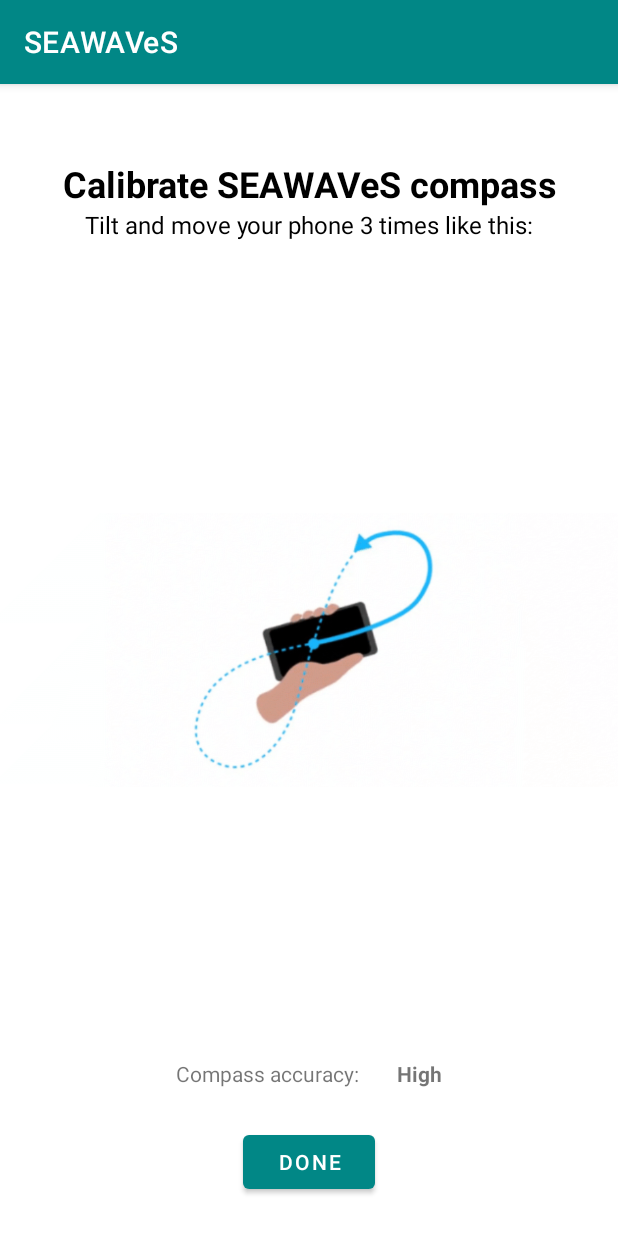
After one commit to KirkMH/seawavesapp, an Android app: the CalibrationActivity screen opened directly, with no data from a screen before it, on a phone screen of 412 x 824 dp. The commit adds this screen. Shown: the top 1233 px of the screen. Run offline under Robolectric (Android 15) with nearby library versions, the light colour scheme and no system bars.

Commit message:
Added calibration module.

```diff
--- /dev/null
+++ b/app/src/main/java/com/asu/seawavesapp/CalibrationActivity.java
@@ -0,0 +1,69 @@
+package com.asu.seawavesapp;
+
+import androidx.appcompat.app.AppCompatActivity;
+
+import android.graphics.Color;
+import android.hardware.Sensor;
+import android.hardware.SensorEvent;
+import android.hardware.SensorEventListener;
+import android.hardware.SensorManager;
+import android.os.Bundle;
+import android.view.View;
+import android.widget.Button;
+import android.widget.TextView;
+
+public class CalibrationActivity extends AppCompatActivity implements SensorEventListener {
+
+    private TextView tvLevel;
+    private Button btDone;
+    private SensorManager manager;
+    private Sensor magneticFieldSensor;
+    private int level = 0;
+
+    @Override
+    protected void onCreate(Bundle savedInstanceState) {
+        super.onCreate(savedInstanceState);
+        setContentView(R.layout.activity_calibration);
+
+        tvLevel = findViewById(R.id.calib_level);
+        btDone = findViewById(R.id.calib_done);
+        btDone.setOnClickListener(new View.OnClickListener() {
+            @Override
+            public void onClick(View view) {
+                if (level >= SensorManager.SENSOR_STATUS_ACCURACY_MEDIUM)
+                    finish();
+            }
+        });
+
+        manager = (SensorManager) getSystemService(SENSOR_SERVICE);
+        magneticFieldSensor = manager.getDefaultSensor(Sensor.TYPE_MAGNETIC_FIELD);
+        manager.registerListener(this, magneticFieldSensor, SensorManager.SENSOR_DELAY_GAME);
+    }
+
+    @Override
+    public void onSensorChanged(SensorEvent sensorEvent) {
+        // ignore it here
+    }
+
+    @Override
+    public void onAccuracyChanged(Sensor sensor, int accuracy) {
+        level = accuracy;
+        switch (accuracy) {
+            case SensorManager.SENSOR_STATUS_ACCURACY_LOW:
+                tvLevel.setText("Low");
+                tvLevel.setTextColor(Color.RED);
+                break;
+
+            case SensorManager.SENSOR_STATUS_ACCURACY_MEDIUM:
+                tvLevel.setText("Medium");
+                tvLevel.setTextColor(Color.BLUE);
+                break;
+
+            case SensorManager.SENSOR_STATUS_ACCURACY_HIGH:
+                tvLevel.setText("High");
+                tvLevel.setTextColor(Color.GREEN);
+                finish();
+                break;
+        }
+    }
+}
--- /dev/null
+++ b/app/src/main/res/layout/activity_calibration.xml
@@ -0,0 +1,62 @@
+<?xml version="1.0" encoding="utf-8"?>
+<LinearLayout xmlns:android="http://schemas.android.com/apk/res/android"
+    xmlns:app="http://schemas.android.com/apk/res-auto"
+    xmlns:tools="http://schemas.android.com/tools"
+    android:layout_width="match_parent"
+    android:layout_height="match_parent"
+    android:orientation="vertical"
+    tools:context=".CalibrationActivity">
+
+    <TextView
+        android:layout_width="match_parent"
+        android:layout_height="wrap_content"
+        android:layout_marginTop="50dp"
+        android:text="@string/calibration_title"
+        android:textColor="@color/black"
+        android:textStyle="bold"
+        android:textAlignment="center"
+        android:textSize="24sp" />
+
+    <TextView
+        android:layout_width="match_parent"
+        android:layout_height="wrap_content"
+        android:text="@string/calibration_subtitle"
+        android:textColor="@color/black"
+        android:textAlignment="center"
+        android:textSize="16sp" />
+
+    <ImageView
+        android:layout_width="wrap_content"
+        android:layout_height="wrap_content"
+        android:src="@drawable/compass_calibration"
+        android:layout_weight="1"/>
+
+    <LinearLayout
+        android:layout_width="match_parent"
+        android:layout_height="wrap_content"
+        android:orientation="horizontal"
+        android:gravity="center">
+
+        <TextView
+            android:layout_width="wrap_content"
+            android:layout_height="wrap_content"
+            android:layout_marginRight="25dp"
+            android:text="@string/compass_accuracy" />
+
+        <TextView
+            android:id="@+id/calib_level"
+            android:layout_width="wrap_content"
+            android:layout_height="wrap_content"
+            android:textStyle="bold"
+            android:text="High" />
+    </LinearLayout>
+
+    <Button
+        android:id="@+id/calib_done"
+        android:layout_width="wrap_content"
+        android:layout_height="wrap_content"
+        android:layout_gravity="center"
+        android:text="@string/done"
+        android:layout_marginTop="25dp"
+        android:layout_marginBottom="25dp"/>
+</LinearLayout>
--- a/app/src/main/res/values/strings.xml
+++ b/app/src/main/res/values/strings.xml
@@ -91,4 +91,10 @@
     <string name="martires">Mary Ann Martirez</string>
     <string name="hilario">Kirk M. Hilario</string>
 
+    <!-- Calibration Activity -->
+    <string name="calibration_title">Calibrate SEAWAVeS compass</string>
+    <string name="calibration_subtitle">Tilt and move your phone 3 times like this:</string>
+    <string name="compass_accuracy">Compass accuracy:</string>
+    <string name="done">Done</string>
+
 </resources>
```
Also changed, not shown: app/src/main/AndroidManifest.xml (+5 -2 lines), app/src/main/java/com/asu/seawavesapp/InfoActivity.java (+4 -6 lines), app/src/main/java/com/asu/seawavesapp/MainActivity.java (+11 -10 lines), app/src/main/java/com/asu/seawavesapp/SetupActivity.java (+29 -3 lines), app/src/main/res/layout/activity_setup.xml (+40 -5 lines), app/src/main/res/drawable-v24/compass_calibration.png (added).
